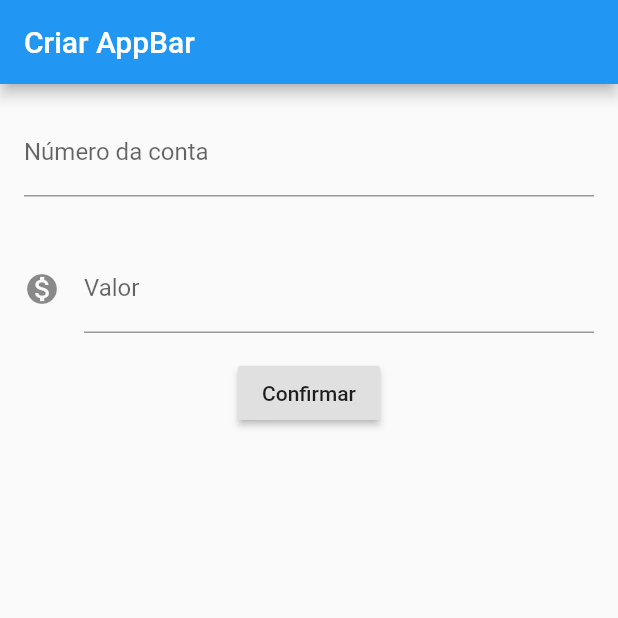
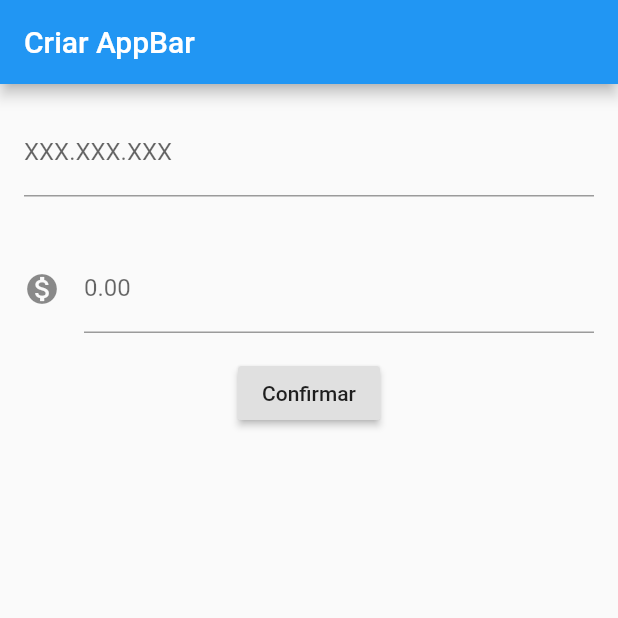
Before and after one commit to WalterGabriel/Learning_Dart.Flutter, a Flutter app: the screen it shows after launch, after a tap on "Confirmar", on a phone screen of 412 x 824 dp, the top half of it. Run offline on Flutter 3.47's test engine with Material 2 defaults, Android fonts, the phone set to English and light mode, and no system bars.

Commit message:
Generalizando Formulário de Transferência

```diff
--- a/Flutter/bank/lib/main.dart
+++ b/Flutter/bank/lib/main.dart
@@ -1,4 +1,5 @@
 import 'package:flutter/material.dart';
+import 'package:flutter/rendering.dart';
 
 void main() {
   /*
@@ -50,52 +51,39 @@ class FormularioTransferencia extends StatelessWidget {
       ),
       body: Column(
         children: <Widget>[
-          Padding(
-            padding: const EdgeInsets.all(16.0),
-            child: TextField(
-              controller: _controladorCampoNumeroConta,
-              style: TextStyle(fontSize: 16.0),
-              decoration: InputDecoration(
-                  labelText: 'Número da conta', hintText: 'XXX.XXX.XX'),
-              keyboardType: TextInputType.number,
-            ),
-          ),
-          Padding(
-            padding: const EdgeInsets.all(16.0),
-            child: TextField(
-              controller: _controladorCampoValor,
-              style: TextStyle(fontSize: 16.0),
-              decoration: InputDecoration(
-                  icon: Icon(Icons.monetization_on),
-                  labelText: 'Valor',
-                  hintText: '0.00'),
-              keyboardType: TextInputType.number,
-            ),
-          ),
+          Editor(
+              controlador: _controladorCampoNumeroConta,
+              dica: 'Número da conta',
+              rotulo: 'XXX.XXX.XXX'),
+          Editor(
+              controlador: _controladorCampoValor,
+              dica: 'Valor',
+              rotulo: '0.00',
+              icone: Icons.monetization_on),
           RaisedButton(
             onPressed: () {
-              debugPrint('Toque no confirmar');
-              final int numeroConta =
-                  int.tryParse(_controladorCampoNumeroConta.text);
-              final double valor = double.tryParse(_controladorCampoValor.text);
-
-              if (numeroConta != null && valor != null) {
-                final transferenciaCriada = Transferencia(valor, numeroConta);
-                debugPrint('${transferenciaCriada.valor}');
-                debugPrint('${transferenciaCriada.numeroConta}');
-                Scaffold.of(context).showSnackBar(
-                  SnackBar(
-                    content: Text(
-                        'R\$ ${transferenciaCriada.valor} transferidos para ${transferenciaCriada.numeroConta} '),
-                  ),
-                );
-              }
+              _criaTransferencia(context);
             },
             child: Text('Confirmar'),
           )
         ],
       ),
     );
+  }
+
+  void _criaTransferencia(BuildContext context) {
+    final int numeroConta = int.tryParse(_controladorCampoNumeroConta.text);
+    final double valor = double.tryParse(_controladorCampoValor.text);
+
+    if (numeroConta != null && valor != null) {
+      final transferenciaCriada = Transferencia(valor, numeroConta);
+      Scaffold.of(context).showSnackBar(
+        SnackBar(
+          content: Text(
+              'R\$ ${transferenciaCriada.valor} transferidos para ${transferenciaCriada.numeroConta} '),
+        ),
+      );
+    }
   }
 }
 
@@ -114,6 +102,34 @@ Refatoramento de código:
   - StatefulWidget: Funciona semelhante ao Stateless, porém com a diferença de que é possível modificar dinamicamente o conteúdo de um Widget dinamicamente. Por exemplo, eventos que ocorrem num applicativo podem transformar as propriedades dentro dele.
 
 */
+
+class Editor extends StatelessWidget {
+  final TextEditingController controlador;
+  final String rotulo;
+  final String dica;
+  final IconData icone;
+
+  Editor({this.controlador, this.rotulo, this.dica, this.icone});
+  //Quando um construtor recebe {} quer dizer que os parâmetros dentro das chaves são opcionais, dentro da classe, porém, esses parâmetros devem ser públicos.
+
+  @override
+  Widget build(BuildContext context) {
+    return Padding(
+      padding: const EdgeInsets.all(16.0),
+      child: TextField(
+        controller: controlador,
+        style: TextStyle(fontSize: 16.0),
+        decoration: InputDecoration(
+          icon: icone != null ? Icon(icone) : null,
+          labelText: rotulo,
+          hintText: dica,
+        ),
+        keyboardType: TextInputType.number,
+      ),
+    );
+  }
+}
+
 class ListaTransferencia extends StatelessWidget {
   @override
   Widget build(BuildContext context) {
```
